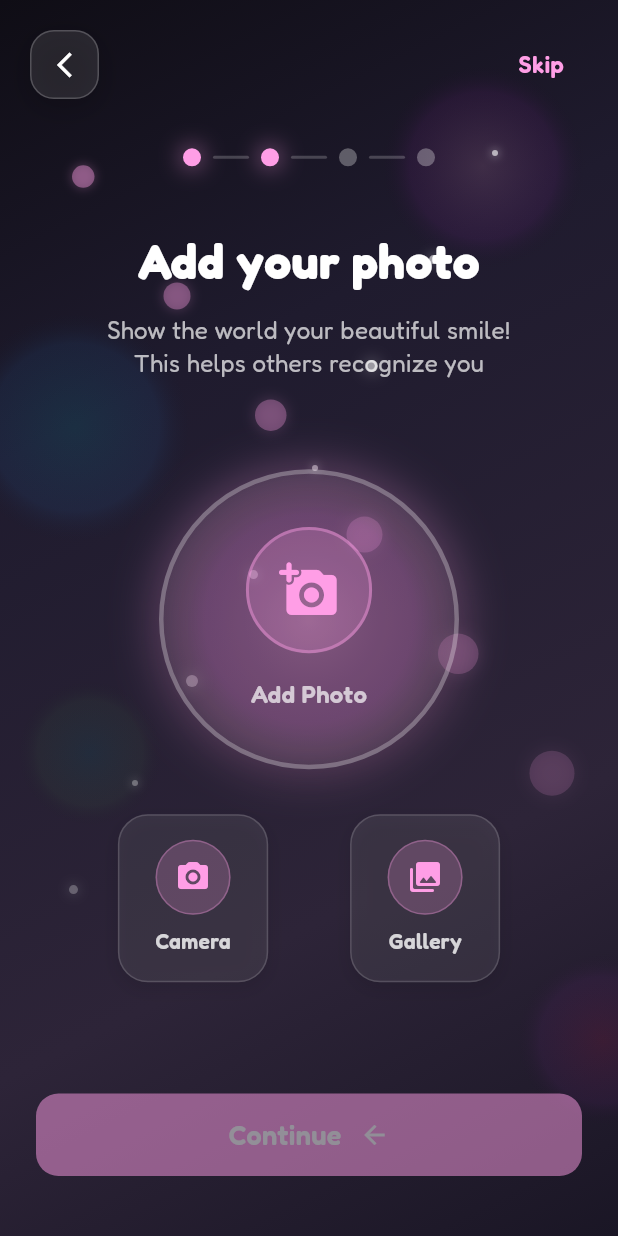
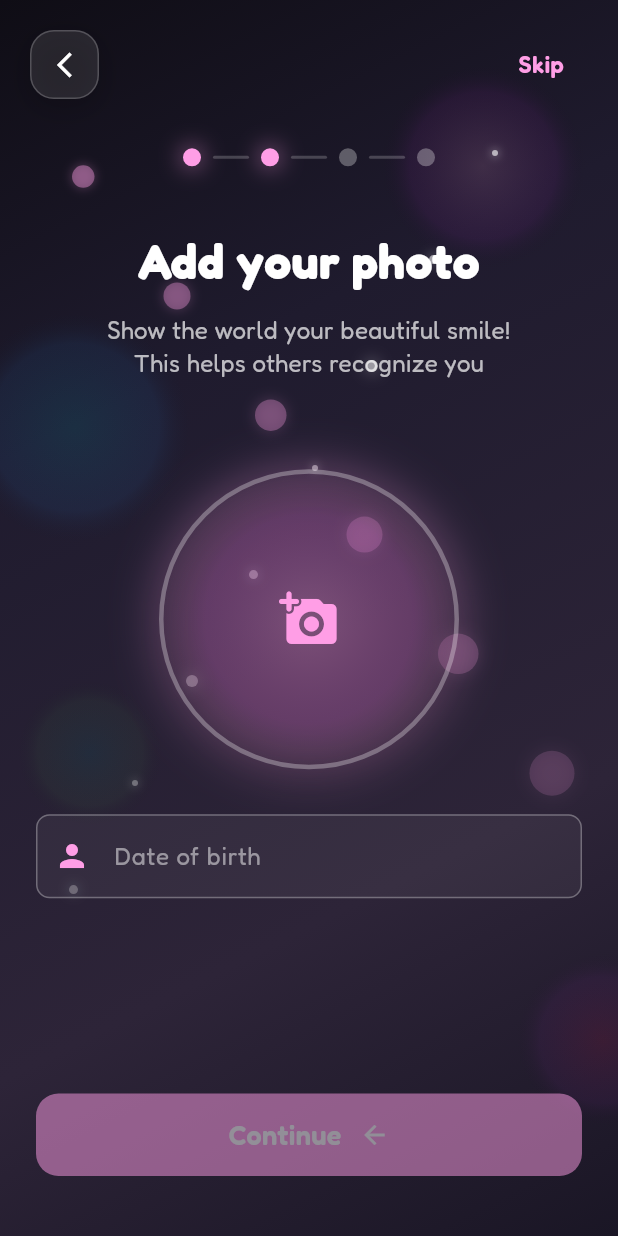
Before and after one commit to Christentimmy/FalangThai, a Flutter app: the ProfileUploadScreen screen opened directly, on a phone screen of 412 x 824 dp. Run offline on Flutter 3.47's test engine with Material 3 defaults, Android fonts, the phone set to English and light mode, and no system bars; our stand-ins replace flutter_image_compress, flutter_secure_storage, font_awesome_flutter, get, google_fonts, image_picker; missing offline and left inert: video_compress; accounts and stored records are empty.

Commit message:
profile upload

```diff
--- a/analysis_options.yaml
+++ b/analysis_options.yaml
@@ -1 +1,4 @@
 include: package:flutter_lints/flutter.yaml
+analyzer:
+  errors:
+    depend_on_referenced_packages: ignore
--- a/lib/app/modules/profile/views/gender_screen.dart
+++ b/lib/app/modules/profile/views/gender_screen.dart
@@ -1,5 +1,6 @@
 import 'package:falangthai/app/modules/profile/controllers/gender_controller.dart';
 import 'package:falangthai/app/resources/colors.dart';
+import 'package:falangthai/app/routes/app_routes.dart';
 import 'package:falangthai/app/widgets/custom_button.dart';
 import 'package:flutter/material.dart';
 import 'package:get/get.dart';
@@ -450,7 +451,9 @@ class GenderScreen extends StatelessWidget {
         duration: const Duration(milliseconds: 300),
         opacity: genderController.selectedGender.value.isNotEmpty ? 1.0 : 0.5,
         child: CustomButton(
-          ontap: () {},
+          ontap: () {
+            Get.toNamed(AppRoutes.profileUpload);
+          },
           isLoading: false.obs,
           borderRadius: BorderRadius.circular(15),
           child: Row(
--- a/lib/app/modules/profile/views/profile_upload.dart
+++ b/lib/app/modules/profile/views/profile_upload.dart
@@ -1,9 +1,11 @@
 import 'package:falangthai/app/modules/profile/controllers/profile_upload_controller.dart';
 import 'package:falangthai/app/resources/colors.dart';
 import 'package:falangthai/app/widgets/custom_button.dart';
+import 'package:falangthai/app/widgets/custom_textfield.dart';
 import 'package:flutter/material.dart';
 import 'package:get/get.dart';
 import 'package:google_fonts/google_fonts.dart';
+import 'package:intl/intl.dart';
 
 class ProfileUploadScreen extends StatelessWidget {
   ProfileUploadScreen({super.key});
@@ -60,7 +62,7 @@ class ProfileUploadScreen extends StatelessWidget {
                   colors: [
                     AppColors.primaryColor.withValues(alpha: 0.15),
                     Colors.purple.withValues(alpha: 0.1),
-                    Colors.transparent
+                    Colors.transparent,
                   ],
                   rotation: profileController.rotationAnimation.value,
                 ),
@@ -73,7 +75,7 @@ class ProfileUploadScreen extends StatelessWidget {
                   colors: [
                     Colors.cyan.withValues(alpha: 0.12),
                     Colors.blue.withValues(alpha: 0.08),
-                    Colors.transparent
+                    Colors.transparent,
                   ],
                   rotation: -profileController.rotationAnimation.value * 0.7,
                 ),
@@ -86,7 +88,7 @@ class ProfileUploadScreen extends StatelessWidget {
                   colors: [
                     Colors.pink.withValues(alpha: 0.12),
                     Colors.purple.withValues(alpha: 0.08),
-                    Colors.transparent
+                    Colors.transparent,
                   ],
                   rotation: profileController.rotationAnimation.value * 1.2,
                 ),
@@ -99,7 +101,7 @@ class ProfileUploadScreen extends StatelessWidget {
                   colors: [
                     Colors.teal.withValues(alpha: 0.1),
                     Colors.green.withValues(alpha: 0.06),
-                    Colors.transparent
+                    Colors.transparent,
                   ],
                   rotation: profileController.rotationAnimation.value * 0.5,
                 ),
@@ -107,8 +109,15 @@ class ProfileUploadScreen extends StatelessWidget {
               // Smaller accent orbs
               ...List.generate(6, (index) {
                 return Positioned(
-                  top: 120 + (index * 80) + profileController.floatAnimation1.value * (10 + index * 2),
-                  left: 40 + (index * 60) + profileController.floatAnimation2.value * (8 + index),
+                  top:
+                      120 +
+                      (index * 80) +
+                      profileController.floatAnimation1.value *
+                          (10 + index * 2),
+                  left:
+                      40 +
+                      (index * 60) +
+                      profileController.floatAnimation2.value * (8 + index),
                   child: _buildAccentOrb(
                     size: 15 + (index * 3).toDouble(),
                     opacity: 0.4 - (index * 0.05),
@@ -118,7 +127,10 @@ class ProfileUploadScreen extends StatelessWidget {
               // Sparkle effects
               ...List.generate(8, (index) {
                 return Positioned(
-                  top: 100 + (index * 70) + profileController.pulseAnimation.value * 5,
+                  top:
+                      100 +
+                      (index * 70) +
+                      profileController.pulseAnimation.value * 5,
                   right: 80 + (index * 40),
                   child: _buildSparkle(
                     size: 4 + (index % 3) * 2,
@@ -229,7 +241,10 @@ class ProfileUploadScreen extends StatelessWidget {
             GestureDetector(
               onTap: () {},
               child: Container(
-                padding: const EdgeInsets.symmetric(horizontal: 16, vertical: 8),
+                padding: const EdgeInsets.symmetric(
+                  horizontal: 16,
+                  vertical: 8,
+                ),
                 child: Text(
                   "Skip",
                   style: GoogleFonts.fredoka(
@@ -343,9 +358,9 @@ class ProfileUploadScreen extends StatelessWidget {
   }
 
   Widget _buildProfileUploadSection() {
-    return Obx(() => Column(
+    return Obx(() {
+      return Column(
         children: [
-        // Main profile upload area
           GestureDetector(
             onTap: () => profileController.showImagePickerOptions(),
             child: AnimatedContainer(
@@ -355,7 +370,7 @@ class ProfileUploadScreen extends StatelessWidget {
               height: 200,
               decoration: BoxDecoration(
                 shape: BoxShape.circle,
-              gradient: profileController.selectedImagePath.value.isNotEmpty
+                gradient: profileController.selectedImage.value != null
                     ? null
                     : RadialGradient(
                         colors: [
@@ -366,7 +381,7 @@ class ProfileUploadScreen extends StatelessWidget {
                         stops: const [0.0, 0.7, 1.0],
                       ),
                 border: Border.all(
-                color: profileController.selectedImagePath.value.isNotEmpty
+                  color: profileController.selectedImage.value != null
                       ? AppColors.primaryColor.withValues(alpha: 0.6)
                       : Colors.white.withValues(alpha: 0.3),
                   width: 3,
@@ -384,126 +399,68 @@ class ProfileUploadScreen extends StatelessWidget {
                   ),
                 ],
               ),
-            child: profileController.selectedImagePath.value.isNotEmpty
+              child: profileController.selectedImage.value != null
                   ? ClipOval(
-                    child: Image.network(
-                      profileController.selectedImagePath.value,
+                      child: Image.file(
+                        profileController.selectedImage.value!,
                         fit: BoxFit.cover,
                         width: 200,
                         height: 200,
-                      errorBuilder: (context, error, stackTrace) => _buildPlaceholderContent(),
+                        errorBuilder: (context, error, stackTrace) => Icon(
+                          Icons.error_outline_rounded,
+                          color: Colors.red,
+                          size: 40,
+                        ),
                       ),
                     )
-                : _buildPlaceholderContent(),
-          ),
-        ),
-        const SizedBox(height: 30),
-        // Upload options
-        Row(
-          mainAxisAlignment: MainAxisAlignment.spaceEvenly,
-          children: [
-            _buildUploadOption(
-              icon: Icons.camera_alt_rounded,
-              label: "Camera",
-              onTap: () => profileController.pickImageFromCamera(),
-            ),
-            _buildUploadOption(
-              icon: Icons.photo_library_rounded,
-              label: "Gallery",
-              onTap: () => profileController.pickImageFromGallery(),
-            ),
-          ],
-        ),
-        if (profileController.selectedImagePath.value.isNotEmpty) ...[
-          const SizedBox(height: 20),
-          GestureDetector(
-            onTap: () => profileController.removeImage(),
-            child: Container(
-              padding: const EdgeInsets.symmetric(horizontal: 20, vertical: 12),
-              decoration: BoxDecoration(
-                color: Colors.red.withValues(alpha: 0.1),
-                borderRadius: BorderRadius.circular(25),
-                border: Border.all(
-                  color: Colors.red.withValues(alpha: 0.3),
-                  width: 1,
-                ),
-              ),
-              child: Row(
-                mainAxisSize: MainAxisSize.min,
-                children: [
-                  Icon(
-                    Icons.delete_outline_rounded,
-                    color: Colors.red.shade300,
-                    size: 18,
-                  ),
-                  const SizedBox(width: 8),
-                  Text(
-                    "Remove photo",
-                    style: GoogleFonts.fredoka(
-                      fontSize: 14,
-                      color: Colors.red.shade300,
-                      fontWeight: FontWeight.w500,
-                    ),
-                  ),
-                ],
-              ),
-            ),
-          ),
-        ],
-      ],
-    ));
-  }
-
-  Widget _buildPlaceholderContent() {
-    return AnimatedBuilder(
-      animation: profileController.pulseAnimation,
-      builder: (context, child) {
-        return Container(
-          width: 200,
-          height: 200,
-          decoration: BoxDecoration(
-            shape: BoxShape.circle,
-            color: Colors.white.withValues(alpha: 0.05),
-          ),
-          child: Column(
-            mainAxisAlignment: MainAxisAlignment.center,
-            children: [
-              Transform.scale(
-                scale: 1.0 + (profileController.pulseAnimation.value * 0.1),
-                child: Container(
-                  padding: const EdgeInsets.all(20),
-                  decoration: BoxDecoration(
-                    shape: BoxShape.circle,
-                    color: AppColors.primaryColor.withValues(alpha: 0.2),
-                    border: Border.all(
-                      color: AppColors.primaryColor.withValues(alpha: 0.4),
-                      width: 2,
-                    ),
-                  ),
-                  child: Icon(
+                  : Icon(
                       Icons.add_a_photo_rounded,
                       color: AppColors.primaryColor,
                       size: 40,
                     ),
             ),
           ),
-              const SizedBox(height: 16),
-              Text(
-                "Add Photo",
-                style: GoogleFonts.fredoka(
+          const SizedBox(height: 30),
+          // Upload options
+          // Row(
+          //   mainAxisAlignment: MainAxisAlignment.spaceEvenly,
+          //   children: [
+          //     _buildUploadOption(
+          //       icon: Icons.camera_alt_rounded,
+          //       label: "Camera",
+          //       onTap: () => profileController.pickImageFromCamera(),
+          //     ),
+          //     _buildUploadOption(
+          //       icon: Icons.photo_library_rounded,
+          //       label: "Gallery",
+          //       onTap: () => profileController.pickImageFromGallery(),
+          //     ),
+          //   ],
+          // ),
+          Obx(() {
+            final dateOfBirth = profileController.dateOfBirth.value;
+            return CustomTextField(
+              bgColor: Colors.white.withValues(alpha: 0.05),
+              prefixIcon: Icons.person,
+              onTap: () => profileController.showDateDialog(),
+              prefixIconColor: AppColors.primaryColor,
+              readOnly: true,
+              hintText: dateOfBirth != null
+                  ? DateFormat('dd MMM yyyy').format(dateOfBirth)
+                  : "Date of birth",
+              hintStyle: GoogleFonts.fredoka(
+                color: Colors.white.withValues(alpha: 0.5),
                 fontSize: 16,
-                  color: Colors.white.withOpacity(0.7),
-                  fontWeight: FontWeight.w600,
-                ),
-              ),
-            ],
+                fontWeight: FontWeight.w400,
               ),
             );
-      },
+          }),
+        ],
       );
+    });
   }
 
-  Widget _buildUploadOption({
+  Widget buildUploadOption({
     required IconData icon,
     required String label,
     required VoidCallback onTap,
@@ -539,11 +496,7 @@ class ProfileUploadScreen extends StatelessWidget {
                   width: 1,
                 ),
               ),
-              child: Icon(
-                icon,
-                color: AppColors.primaryColor,
-                size: 24,
-              ),
+              child: Icon(icon, color: AppColors.primaryColor, size: 24),
             ),
             const SizedBox(height: 8),
             Text(
@@ -564,11 +517,11 @@ class ProfileUploadScreen extends StatelessWidget {
     return Obx(
       () => AnimatedOpacity(
         duration: const Duration(milliseconds: 300),
-        opacity: profileController.selectedImagePath.value.isNotEmpty ? 1.0 : 0.5,
+        opacity: profileController.selectedImage.value != null ? 1.0 : 0.5,
         child: CustomButton(
-          ontap: profileController.selectedImagePath.value.isNotEmpty
-              ? () => profileController.continueToNext()
-              : () {},
+          ontap: () {
+            if (!profileController.hasSelectedImage) return;
+          },
           isLoading: profileController.isUploading,
           borderRadius: BorderRadius.circular(15),
           child: Row(
@@ -585,7 +538,7 @@ class ProfileUploadScreen extends StatelessWidget {
               const SizedBox(width: 12),
               AnimatedRotation(
                 duration: const Duration(milliseconds: 300),
-                turns: profileController.selectedImagePath.value.isNotEmpty ? 0 : 0.5,
+                turns: profileController.selectedImage.value != null ? 0 : 0.5,
                 child: const Icon(
                   Icons.arrow_forward,
                   color: Colors.white,
--- a/lib/app/routes/app_pages.dart
+++ b/lib/app/routes/app_pages.dart
@@ -2,6 +2,7 @@ import 'package:falangthai/app/modules/auth/views/login_screen.dart';
 import 'package:falangthai/app/modules/auth/views/signup_screen.dart';
 import 'package:falangthai/app/modules/language/views/language_selection_screen.dart';
 import 'package:falangthai/app/modules/profile/views/gender_screen.dart';
+import 'package:falangthai/app/modules/profile/views/profile_upload.dart';
 import 'package:falangthai/app/modules/splash/splash_screen.dart';
 import 'package:falangthai/app/modules/welcome/views/welcome_screen.dart';
 import 'package:falangthai/app/routes/app_routes.dart';
@@ -15,5 +16,6 @@ class AppPages {
     GetPage(name: AppRoutes.signup, page: () => SignupScreen()),
     GetPage(name: AppRoutes.login, page: () => LoginScreen()),
     GetPage(name: AppRoutes.gender, page: () => GenderScreen()),
+    GetPage(name: AppRoutes.profileUpload, page: () => ProfileUploadScreen()),
   ];
 }
--- a/lib/app/routes/app_routes.dart
+++ b/lib/app/routes/app_routes.dart
@@ -6,4 +6,5 @@ class AppRoutes {
   static const String language = '/language';
   static const String signup = '/signup';
   static const String gender = '/gender';
+  static const String profileUpload = '/profile-upload';
 }
--- a/pubspec.yaml
+++ b/pubspec.yaml
@@ -11,6 +11,7 @@ dependencies:
   cherry_toast: ^1.13.0
   flutter:
     sdk: flutter
+  flutter_image_compress: ^2.4.0
   flutter_launcher_icons: ^0.14.4
   flutter_secure_storage: ^9.2.4
   flutter_staggered_animations: ^1.1.1
@@ -19,11 +20,15 @@ dependencies:
   get: ^4.7.2
   google_fonts: ^6.3.1
   image_picker: ^1.2.0
+  intl: ^0.20.2
   loading_animation_widget: ^1.3.0
   loading_indicator: ^3.1.1
   lottie: ^3.3.1
+  path: ^1.9.1
+  path_provider: ^2.1.5
   pinput: ^5.0.2
   shimmer: ^3.0.0
+  video_compress: ^3.1.4
 
 
 dev_dependencies:
```
Also changed, not shown: lib/app/modules/profile/controllers/profile_upload_controller.dart (+42 -111 lines), lib/app/utils/image_picker.dart (added, +109 -0 lines), pubspec.lock, 1 other file. Lines whose indentation alone changed are shown as unchanged.
